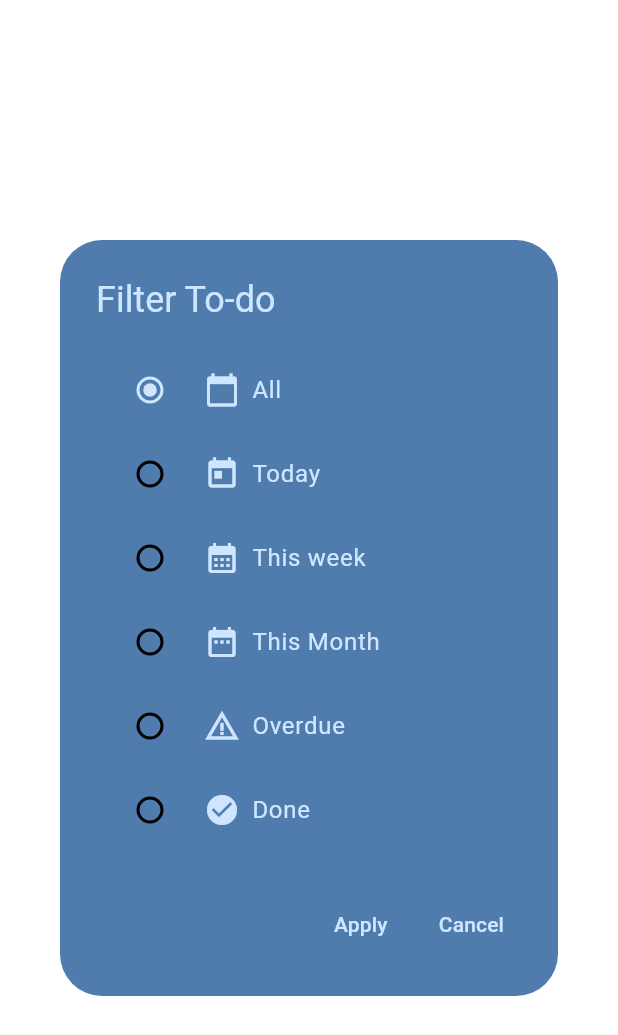
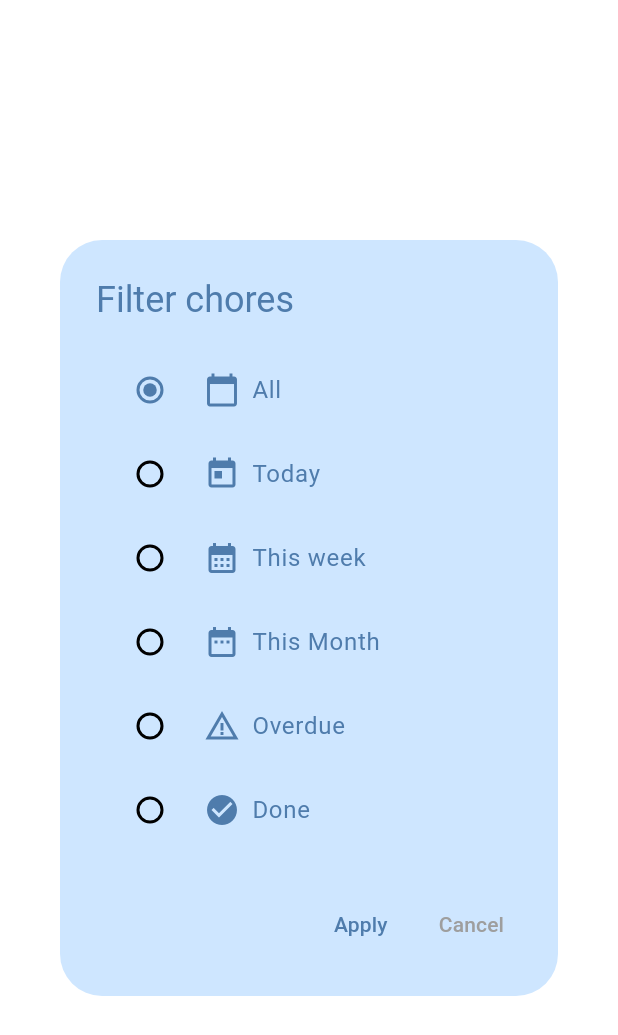
Before and after one commit to sebaszap123-dev/sweet_chores, a Flutter app: the FilterDialog widget shown alone on an empty page, opened directly with empty values, on a phone screen of 412 x 824 dp. Shown: the top 1035 px of the screen. Run offline on Flutter 3.47's test engine with Material 3 defaults, Android fonts, the phone set to English and light mode, and no system bars; our stand-ins replace auto_route, bloc, cached_network_image, connectivity_plus, equatable, expandable and 11 more; missing offline and left inert: art_sweetalert, googleapis; accounts and stored records are empty.

```diff
--- a/lib/src/config/local/database_notes.dart
+++ b/lib/src/config/local/database_notes.dart
@@ -5,6 +5,7 @@ import 'package:path/path.dart';
 abstract class DatabaseNotes {
   /// Name of the db
   static const String _dbName = 'kawai_todo.db';
+  static const String defaultCategory = 'chores';
 
   /// Version of database change when you update the database
   static const int version = 1;
--- a/lib/src/core/utils/greetings.dart
+++ b/lib/src/core/utils/greetings.dart
@@ -1,4 +1,8 @@
 import 'dart:math';
+
+class Greetings {
+  final String greeting = getGreeting();
+}
 
 String getGreeting() {
   Map<String, List<String>> greetings = {
--- a/lib/src/data/blocs/categories/categories_bloc.dart
+++ b/lib/src/data/blocs/categories/categories_bloc.dart
@@ -19,8 +19,8 @@ class CategoriesBloc extends Bloc<CategoriesEvent, CategoriesState> {
     on<RestoreCategoriesBackup>(_restoreFromBackup);
   }
 
-  _startedEvent(_, Emitter<CategoriesState> emit) async {
-    if (state.status == CategoriesStatus.success) return;
+  _startedEvent(CategoryStarted event, Emitter<CategoriesState> emit) async {
+    if (!event.forceReload && state.status == CategoriesStatus.success) return;
     emit(state.copyWith(status: CategoriesStatus.loading));
     try {
       final categories = await state.categoryService.getAllCategory();
--- a/lib/src/data/blocs/categories/categories_event.dart
+++ b/lib/src/data/blocs/categories/categories_event.dart
@@ -8,10 +8,10 @@ abstract class CategoriesEvent extends Equatable {
 }
 
 class CategoryStarted extends CategoriesEvent {
-  final List<Categories> categories;
-  const CategoryStarted({this.categories = const []});
+  final bool forceReload;
+  const CategoryStarted({this.forceReload = false});
   @override
-  List<Object> get props => [categories];
+  List<Object> get props => [forceReload];
 }
 
 class AddCategory extends CategoriesEvent {
--- a/lib/src/data/servicelocator.dart
+++ b/lib/src/data/servicelocator.dart
@@ -1,5 +1,6 @@
 import 'package:get_it/get_it.dart';
 import 'package:sweet_chores/src/config/router/sweet_router.dart';
+import 'package:sweet_chores/src/core/utils/greetings.dart';
 import 'package:sweet_chores/src/domain/services/internet_info.dart';
 import 'data_source.dart';
 
@@ -9,12 +10,12 @@ final router = SweetChoresRouter();
 
 Future<void> serviceLocator() async {
   getIt.registerSingleton(SweetPreferencesBloc());
+  getIt.registerSingleton(Greetings());
   final dbManager = await DatabaseManagerCubit.startManager();
-
+  getIt.registerSingleton(SweetRouterCubit(router));
   getIt.registerSingleton(FirebaseAuthBloc());
   getIt.registerSingleton(InternetInfo());
   getIt.registerSingleton(dbManager);
   getIt.registerSingleton(TodoBloc());
   getIt.registerSingleton(CategoriesBloc());
-  getIt.registerSingleton(SweetRouterCubit(router));
 }
--- a/lib/src/interface/common/empty_state_widget.dart
+++ b/lib/src/interface/common/empty_state_widget.dart
@@ -3,6 +3,7 @@ import 'package:flutter_bloc/flutter_bloc.dart';
 import 'package:google_fonts/google_fonts.dart';
 import 'package:sweet_chores/src/core/utils/image_constant.dart';
 import 'package:sweet_chores/src/data/data_source.dart';
+import 'package:sweet_chores/src/interface/common/common.dart';
 
 // TODO: IMPLEMENT INTL for messages
 const Map<String, String> messages = {
@@ -25,6 +26,7 @@ class EmptyStateWidget extends StatelessWidget {
   Widget build(BuildContext context) {
     return BlocBuilder<SweetPreferencesBloc, SweetPreferencesState>(
       builder: (context, state) {
+        if (state.status == SweetChoresStatus.success) {
           return Center(
             child: Column(
               crossAxisAlignment: CrossAxisAlignment.center,
@@ -52,6 +54,9 @@ class EmptyStateWidget extends StatelessWidget {
               ],
             ),
           );
+        } else {
+          return const Loading();
+        }
       },
     );
   }
--- a/lib/src/interface/common/profile_widget.dart
+++ b/lib/src/interface/common/profile_widget.dart
@@ -5,8 +5,8 @@ import 'package:sweet_chores/src/core/utils/greetings.dart';
 import 'package:sweet_chores/src/data/data_source.dart';
 
 class ProfileWidget extends StatelessWidget {
-  const ProfileWidget({super.key});
-
+  const ProfileWidget({super.key, required this.greetings});
+  final String greetings;
   @override
   Widget build(BuildContext context) {
     double statusBarHeight = MediaQuery.of(context).padding.top;
@@ -52,7 +52,7 @@ class ProfileWidget extends StatelessWidget {
                         ),
                   ),
                   subtitle: Text(
-                    getGreeting(),
+                    greetings,
                     style: Theme.of(context).textTheme.bodyMedium?.copyWith(
                           color: Theme.of(context).colorScheme.secondary,
                           fontWeight: FontWeight.normal,
--- a/lib/src/interface/home/views/home_screen.dart
+++ b/lib/src/interface/home/views/home_screen.dart
@@ -1,6 +1,8 @@
 import 'package:flutter/material.dart';
 import 'package:auto_route/auto_route.dart';
 import 'package:flutter_bloc/flutter_bloc.dart';
+import 'package:sweet_chores/src/core/utils/greetings.dart';
+import 'package:sweet_chores/src/data/servicelocator.dart';
 import 'package:sweet_chores/src/interface/common/common.dart';
 import 'package:sweet_chores/src/interface/home/widgets/widgets.dart';
 
@@ -29,6 +31,7 @@ class HomeScreen extends StatelessWidget {
           if (state.status == CategoriesStatus.success) {
             return MainStatusSlideBar(
               myKey: homeKey,
+              greetings: getIt<Greetings>().greeting,
             );
           } else if (state.status == CategoriesStatus.error) {
             return const Drawer(
--- a/lib/src/interface/home/widgets/filter_dialog.dart
+++ b/lib/src/interface/home/widgets/filter_dialog.dart
@@ -23,11 +23,11 @@ class FilterDialogState extends State<FilterDialog> {
   @override
   Widget build(BuildContext context) {
     return AlertDialog(
-      backgroundColor: Theme.of(context).colorScheme.tertiary,
+      backgroundColor: Theme.of(context).colorScheme.primary,
       title: Text(
-        'Filter To-do',
+        'Filter chores',
         style: TextStyle(
-          color: Theme.of(context).colorScheme.primary,
+          color: Theme.of(context).colorScheme.tertiary,
         ),
       ),
       content: SizedBox(
@@ -55,16 +55,16 @@ class FilterDialogState extends State<FilterDialog> {
           },
           child: Text(
             'Apply',
-            style: TextStyle(color: Theme.of(context).colorScheme.primary),
+            style: TextStyle(color: Theme.of(context).colorScheme.tertiary),
           ),
         ),
         TextButton(
           onPressed: () {
             Navigator.of(context).pop();
           },
-          child: Text(
+          child: const Text(
             'Cancel',
-            style: TextStyle(color: Theme.of(context).colorScheme.primary),
+            style: TextStyle(color: Colors.grey),
           ),
         ),
       ],
@@ -77,17 +77,18 @@ class FilterDialogState extends State<FilterDialog> {
         children: [
           Icon(
             icon,
-            color: Theme.of(context).colorScheme.primary,
+            color: Theme.of(context).colorScheme.tertiary,
           ),
           const SizedBox(width: 8),
           Text(
             label,
-            style: TextStyle(color: Theme.of(context).colorScheme.primary),
+            style: TextStyle(color: Theme.of(context).colorScheme.tertiary),
           ),
         ],
       ),
       value: filter,
       groupValue: selectedFilter,
+      activeColor: Theme.of(context).colorScheme.tertiary,
       onChanged: (value) {
         setState(() {
           selectedFilter = value!;
```
Also changed, not shown: lib/src/config/local/sweet_secure_preferences.dart (+3 -5 lines), lib/src/config/remote/drive_google_client.dart (+8 -2 lines), lib/src/core/utils/sweet_chores_dialogs.dart (+12 -0 lines), lib/src/data/cubits/database/database_manager_cubit.dart (+20 -1 lines), lib/src/domain/services/firebase_auth_services.dart (+19 -1 lines), lib/src/domain/services/google_drive_service.dart (+17 -1 lines), lib/src/interface/auth/login_screen/login_screen.dart (+5 -3 lines), lib/src/interface/config/views/settings_screen.dart (+14 -2 lines), lib/src/interface/home/widgets/main_status_slidebar.dart (+10 -15 lines). Lines whose indentation alone changed are shown as unchanged.
